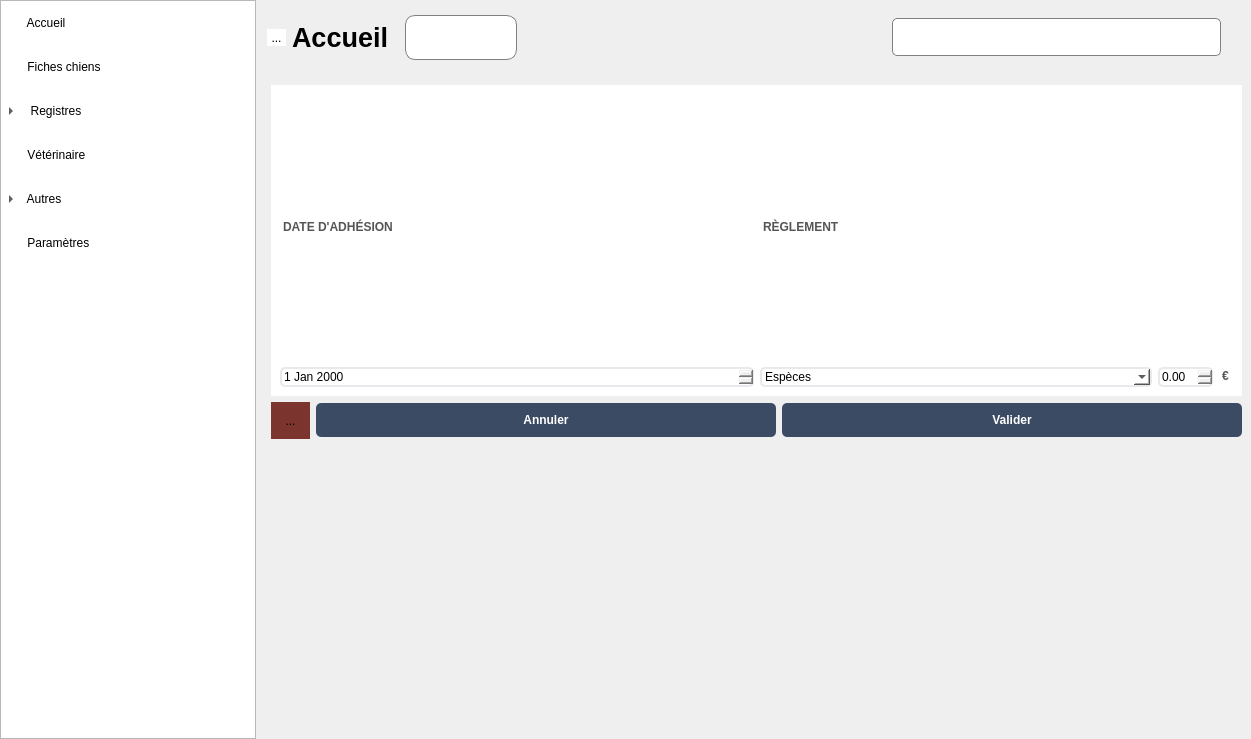
This is mainwindow.ui in ArtAuc/mkrescue as Qt 5 draws it before an edit. The edited form follows.
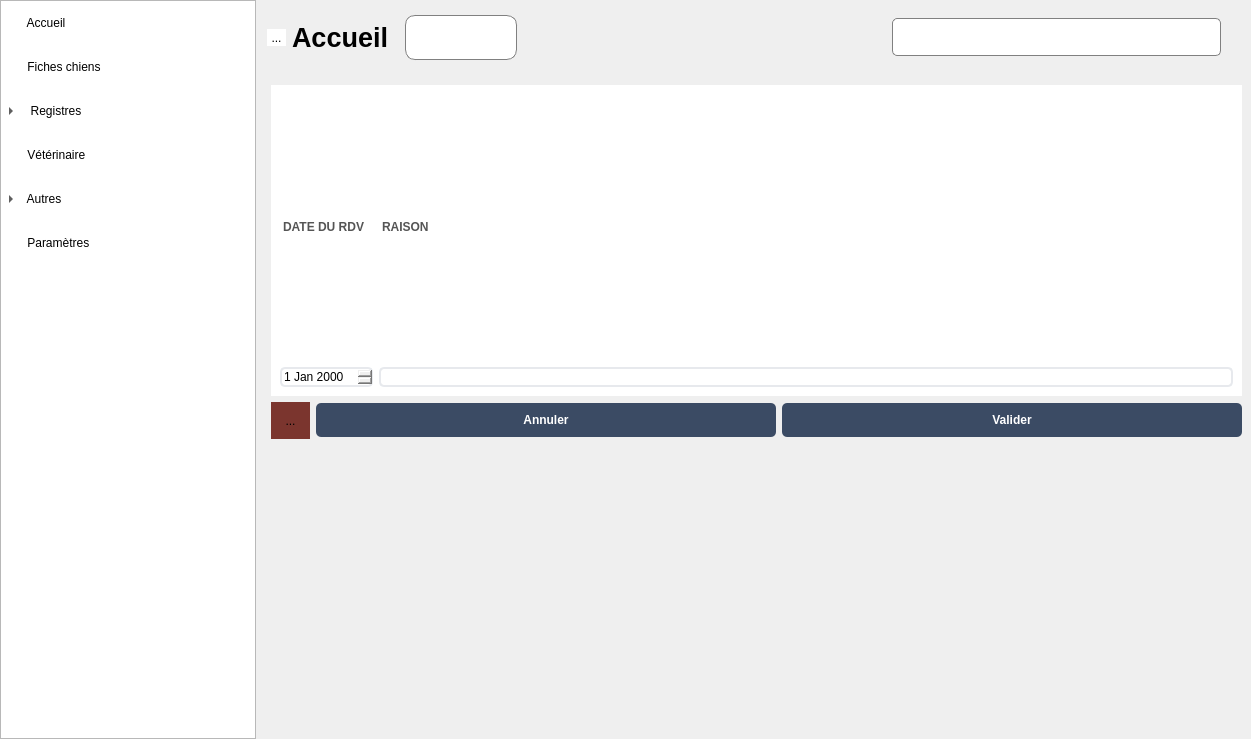
This is the edited form. The open tabs and pages were chosen to show the change. Icons and pictures are not drawn. Custom widgets are drawn as their Qt base class.

Commit message: Regroup repetitive calls when editing pages

```diff
--- a/mainwindow.ui
+++ b/mainwindow.ui
@@ -866,7 +866,7 @@
           <item>
            <widget class="QStackedWidget" name="editStacked">
             <property name="currentIndex">
-             <number>4</number>
+             <number>5</number>
             </property>
             <widget class="QWidget" name="entryEditPage">
              <property name="sizePolicy">
@@ -1431,6 +1431,38 @@
               </item>
              </layout>
             </widget>
+            <widget class="QWidget" name="vetEditPage">
+             <layout class="QGridLayout" name="gridLayout_11">
+              <item row="0" column="0">
+               <layout class="QVBoxLayout" name="dateVetAnimalEditLayout">
+                <item>
+                 <widget class="QLabel" name="dateVetAnimalEditLabel">
+                  <property name="text">
+                   <string>DATE DU RDV</string>
+                  </property>
+                 </widget>
+                </item>
+                <item>
+                 <widget class="QDateEdit" name="dateVetAnimalEdit"/>
+                </item>
+               </layout>
+              </item>
+              <item row="0" column="1">
+               <layout class="QVBoxLayout" name="verticalLayout_16">
+                <item>
+                 <widget class="QLabel" name="label_2">
+                  <property name="text">
+                   <string>RAISON</string>
+                  </property>
+                 </widget>
+                </item>
+                <item>
+                 <widget class="QLineEdit" name="lineEdit"/>
+                </item>
+               </layout>
+              </item>
+             </layout>
+            </widget>
            </widget>
           </item>
           <item>
```
Left out of the diff: 2 changed lines with no effect on the pictures. The commit also changes 5 other files.
